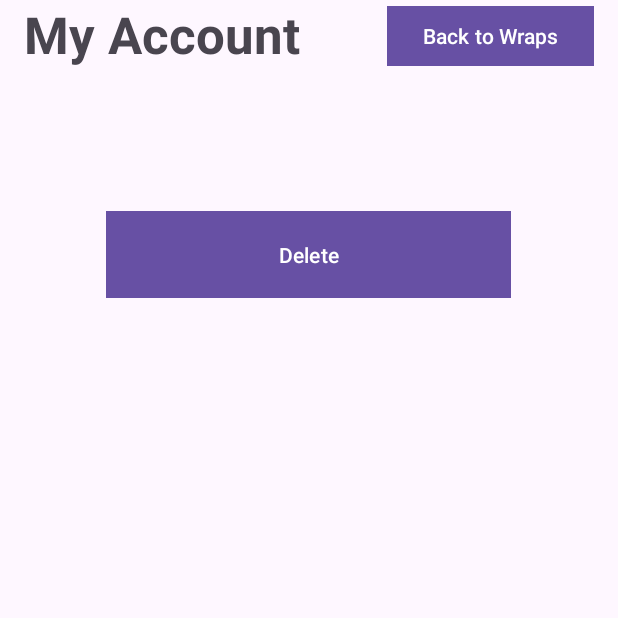
After one commit to asalontai/spotify-wrapped, an Android app: the SettingsActivity screen opened directly, with no data from a screen before it, on a phone screen of 412 x 824 dp, the top half of it. The commit adds this screen. Run offline under Robolectric (Android 15) with nearby library versions, the phone set to English and light mode, and no system bars.

Commit message:
some ui stuff

```diff
--- a/app/src/main/java/com/example/myapplication/AuthActivity.java
+++ b/app/src/main/java/com/example/myapplication/AuthActivity.java
@@ -3,6 +3,9 @@ package com.example.myapplication;
 import android.content.Intent;
 import android.net.Uri;
 import android.os.Bundle;
+import android.view.View;
+import android.widget.Button;
+
 import androidx.annotation.Nullable;
 import androidx.appcompat.app.AppCompatActivity;
 
@@ -24,7 +27,6 @@ public class AuthActivity extends AppCompatActivity {
     protected void onCreate(@Nullable Bundle savedInstanceState) {
         super.onCreate(savedInstanceState);
         setContentView(R.layout.activity_auth);
-
         // Start the authentication process
         startAuthentication();
     }
--- /dev/null
+++ b/app/src/main/java/com/example/myapplication/SettingsActivity.java
@@ -0,0 +1,26 @@
+package com.example.myapplication;
+
+import androidx.appcompat.app.AppCompatActivity;
+
+import android.content.Intent;
+import android.os.Bundle;
+import android.view.View;
+import android.widget.Button;
+
+public class SettingsActivity extends AppCompatActivity {
+
+    private Button backBtn;
+    @Override
+    protected void onCreate(Bundle savedInstanceState) {
+        super.onCreate(savedInstanceState);
+        setContentView(R.layout.activity_settings);
+        backBtn = findViewById(R.id.toWrapsBtn);
+        backBtn.setOnClickListener(new View.OnClickListener() {
+            @Override
+            public void onClick(View v) {
+                Intent intent = new Intent(SettingsActivity.this, MyWrapsActivity.class);
+                startActivity(intent);
+            }
+        });
+    }
+}
--- a/app/src/main/res/layout/activity_auth.xml
+++ b/app/src/main/res/layout/activity_auth.xml
@@ -1,5 +1,6 @@
 <?xml version="1.0" encoding="utf-8"?>
 <RelativeLayout xmlns:android="http://schemas.android.com/apk/res/android"
+    android:id="@+id/activity_settings"
     android:layout_width="match_parent"
     android:layout_height="match_parent">
 
--- a/app/src/main/res/layout/activity_logged_in.xml
+++ b/app/src/main/res/layout/activity_logged_in.xml
@@ -14,10 +14,10 @@
         android:layout_centerInParent="true" />
 
     <Button
-        android:id="@+id/btnLogout"
+        android:id="@+id/accountBtn"
         android:layout_width="wrap_content"
         android:layout_height="wrap_content"
-        android:text="Log Out Of Spotify"
-        android:onClick="logoutOnClick" />
+        android:onClick="logoutOnClick"
+        android:text="Wraps" />
 
 </RelativeLayout>
--- /dev/null
+++ b/app/src/main/res/layout/activity_settings.xml
@@ -0,0 +1,43 @@
+<?xml version="1.0" encoding="utf-8"?>
+<androidx.constraintlayout.widget.ConstraintLayout xmlns:android="http://schemas.android.com/apk/res/android"
+    xmlns:app="http://schemas.android.com/apk/res-auto"
+    xmlns:tools="http://schemas.android.com/tools"
+    android:layout_width="match_parent"
+    android:layout_height="match_parent"
+    tools:context=".SettingsActivity">
+
+    <TextView
+        android:id="@+id/textView2"
+        android:layout_width="wrap_content"
+        android:layout_height="wrap_content"
+        android:layout_marginStart="16dp"
+        android:text="My Account"
+        android:textSize="34sp"
+        android:textStyle="bold"
+        app:layout_constraintStart_toStartOf="parent"
+        tools:layout_editor_absoluteY="27dp" />
+
+    <Button
+        android:id="@+id/DeleteBtn"
+        android:layout_width="270dp"
+        android:layout_height="66dp"
+        android:text="Delete"
+        app:cornerRadius="0dp"
+        app:layout_constraintBottom_toBottomOf="parent"
+        app:layout_constraintEnd_toEndOf="parent"
+        app:layout_constraintHorizontal_bias="0.496"
+        app:layout_constraintStart_toStartOf="parent"
+        app:layout_constraintTop_toTopOf="parent"
+        app:layout_constraintVertical_bias="0.18" />
+
+    <Button
+        android:id="@+id/toWrapsBtn"
+        android:layout_width="wrap_content"
+        android:layout_height="wrap_content"
+        android:layout_marginEnd="16dp"
+        android:text="Back to Wraps"
+        app:cornerRadius="0dp"
+        app:layout_constraintEnd_toEndOf="parent"
+        tools:layout_editor_absoluteY="16dp" />
+
+</androidx.constraintlayout.widget.ConstraintLayout>
```
Also changed, not shown: app/src/main/AndroidManifest.xml (+17 -11 lines), app/src/main/java/com/example/myapplication/LoggedInActivity.java (+10 -0 lines), app/src/main/java/com/example/myapplication/MyWrapsActivity.java (added, +25 -0 lines), app/src/main/res/layout/activity_my_wraps.xml (added, +40 -0 lines).
